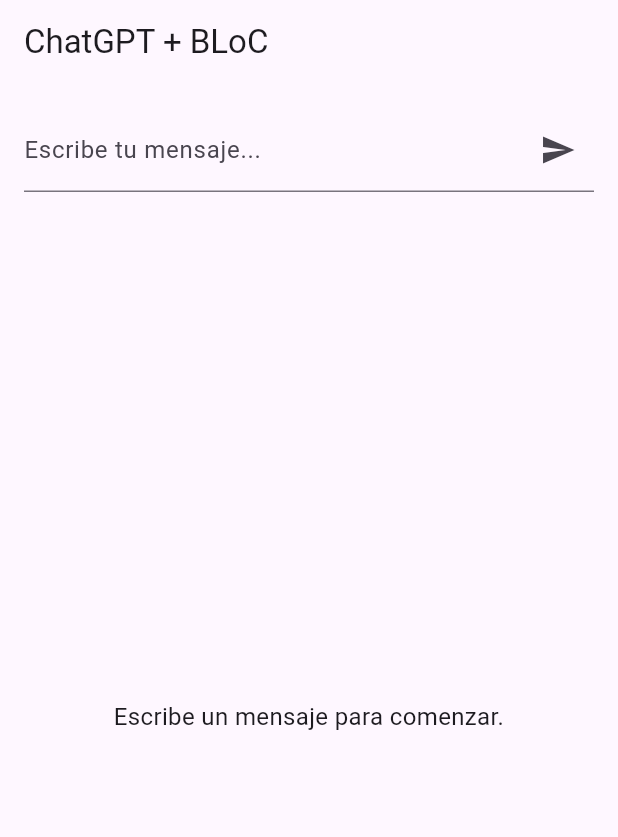
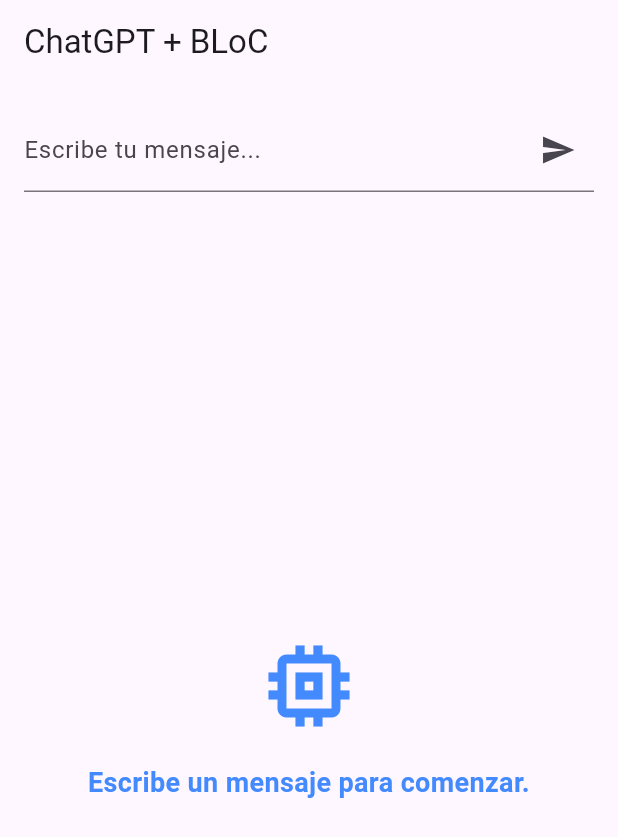
Before and after one commit to kliuverson/sena, a Flutter app: the screen it shows after launch, on a phone screen of 412 x 824 dp. Shown: the top 837 px of the screen. Run offline on Flutter 3.47's test engine with Material 3 defaults, Android fonts, the light colour scheme and no system bars; our stand-ins replace equatable, flutter_bloc.

```diff
--- a/miappsena/lib/services/openai_service.dart
+++ b/miappsena/lib/services/openai_service.dart
@@ -2,10 +2,10 @@
 import 'package:http/http.dart' as http;
 
 class OpenAIService {
-  final String apiKey = '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';
+  final String apiKey = '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';
 
   Future<String> sendMessage(String prompt) async {
-    final url = Uri.parse('https://api.openai.com/v1/chat/completions');
+    final url = Uri.parse('https://openrouter.ai/api/v1/chat/completions');
 
     final response = await http.post(
       url,
@@ -14,7 +14,7 @@
         'Authorization': 'Bearer $apiKey',
       },
       body: jsonEncode({
-        "model": "gpt-4o",
+        "model": "mistralai/mistral-7b-instruct",
         "messages": [
           {"role": "user", "content": prompt}
         ],
--- a/miappsena/lib/widgets/chat_initial_widget.dart
+++ b/miappsena/lib/widgets/chat_initial_widget.dart
@@ -5,11 +5,26 @@
 
   @override
   Widget build(BuildContext context) {
-    return const Center(
-      child: Text(
-        "Escribe un mensaje para comenzar.",
-        style: TextStyle(fontSize: 16),
-        textAlign: TextAlign.center,
+    return Center(
+      child: Column(
+        mainAxisSize: MainAxisSize.min,
+        children: const [
+          Icon(
+            Icons.memory,           // ícono de chip (IA)
+            size: 72,
+            color: Colors.blueAccent,
+          ),
+          SizedBox(height: 16),
+          Text(
+            "Escribe un mensaje para comenzar.",
+            style: TextStyle(
+              fontSize: 18,
+              color: Colors.blueAccent,
+              fontWeight: FontWeight.w600,
+            ),
+            textAlign: TextAlign.center,
+          ),
+        ],
       ),
     );
   }
--- a/miappsena/lib/widgets/chat_success_widget.dart
+++ b/miappsena/lib/widgets/chat_success_widget.dart
@@ -11,9 +11,13 @@
       child: Container(
         alignment: Alignment.topLeft,
         padding: const EdgeInsets.all(12),
+        color: Colors.black, // Fondo oscuro
         child: Text(
           response,
-          style: const TextStyle(fontSize: 16),
+          style: const TextStyle(
+            fontSize: 16,
+            color: Colors.white, // Color de texto blanco para resaltar
+          ),
         ),
       ),
     );
```
Also changed, not shown: miappsena/lib/widgets/chat_loading_widget.dart (+37 -5 lines), miappsena/pubspec.lock.
